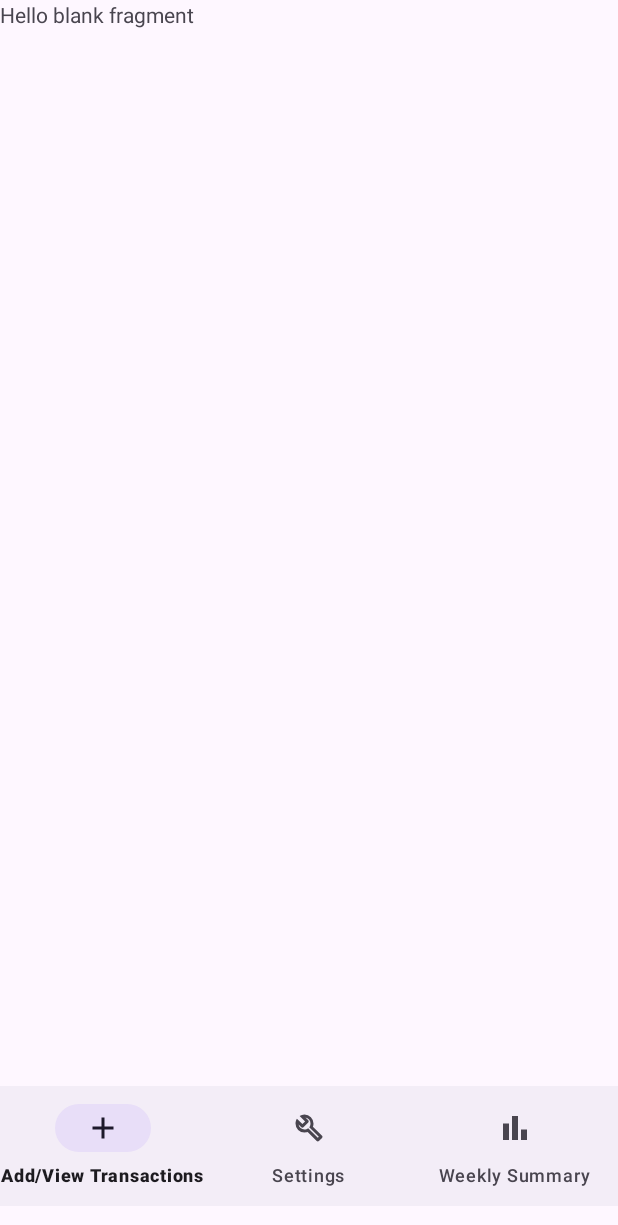
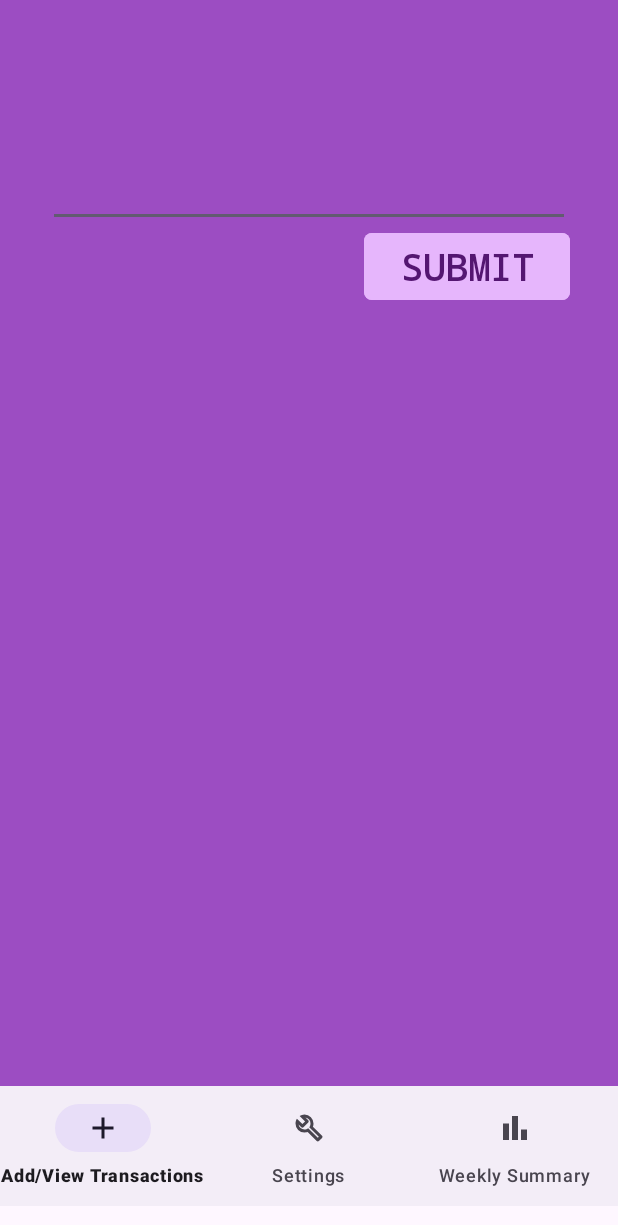
Before and after one commit to montana-rusa/Vampire, an Android app: the screen it shows after launch (MainActivity), on a phone screen of 412 x 824 dp. Shown: the top 1225 px of the screen. Run offline under Robolectric (Android 15) with nearby library versions, the phone set to English and light mode, and no system bars.

Commit message:
Created a basic UI

```diff
--- a/app/build.gradle.kts
+++ b/app/build.gradle.kts
@@ -36,7 +36,7 @@ android {
 }
 
 dependencies {
-
+    //original dependencies
     implementation(libs.androidx.core.ktx)
     implementation(libs.androidx.appcompat)
     implementation(libs.material)
@@ -45,4 +45,8 @@ dependencies {
     testImplementation(libs.junit)
     androidTestImplementation(libs.androidx.junit)
     androidTestImplementation(libs.androidx.espresso.core)
+
+    //added dependencies
+    implementation("com.github.PhilJay:MPAndroidChart:v3.1.0")
+
 }
--- a/app/src/main/res/layout/fragment_add.xml
+++ b/app/src/main/res/layout/fragment_add.xml
@@ -1,14 +1,43 @@
 <?xml version="1.0" encoding="utf-8"?>
-<FrameLayout xmlns:android="http://schemas.android.com/apk/res/android"
+<androidx.constraintlayout.widget.ConstraintLayout xmlns:android="http://schemas.android.com/apk/res/android"
     xmlns:tools="http://schemas.android.com/tools"
     android:layout_width="match_parent"
     android:layout_height="match_parent"
+    xmlns:app="http://schemas.android.com/apk/res-auto"
+    android:background="@color/midPurple"
+
     tools:context=".AddFragment">
 
-    <!-- TODO: Update blank fragment layout -->
-    <TextView
+    <EditText
+        android:id="@+id/editText"
         android:layout_width="match_parent"
-        android:layout_height="match_parent"
-        android:text="@string/hello_blank_fragment" />
+        android:layout_height="50dp"
+        android:layout_marginStart="32dp"
+        android:layout_marginEnd="32dp"
 
-</FrameLayout>
+        app:layout_constraintVertical_bias="0.15"
+        app:layout_constraintEnd_toEndOf="parent"
+        app:layout_constraintStart_toStartOf="parent"
+        app:layout_constraintBottom_toBottomOf="parent"
+        app:layout_constraintTop_toTopOf="parent" />
+
+    <Button
+        android:id="@+id/submitButton"
+        android:layout_width="wrap_content"
+        android:layout_height="wrap_content"
+        android:backgroundTint="@color/lightPurple"
+        android:fontFamily="monospace"
+        android:text="SUBMIT"
+        android:textColor="@color/darkPurple"
+        android:textSize="24sp"
+        android:textStyle="bold"
+
+        app:layout_constraintTop_toBottomOf="@id/editText"
+        app:layout_constraintEnd_toEndOf="@id/editText"
+
+
+        app:cornerRadius="5dp"
+        />
+
+
+</androidx.constraintlayout.widget.ConstraintLayout>
--- a/app/src/main/res/layout/fragment_setting.xml
+++ b/app/src/main/res/layout/fragment_setting.xml
@@ -3,12 +3,8 @@
     xmlns:tools="http://schemas.android.com/tools"
     android:layout_width="match_parent"
     android:layout_height="match_parent"
+    android:background="@color/midPurple"
     tools:context=".SettingFragment">
 
-    <!-- TODO: Update blank fragment layout -->
-    <TextView
-        android:layout_width="match_parent"
-        android:layout_height="match_parent"
-        android:text="@string/hello_blank_fragment" />
 
 </FrameLayout>
--- a/app/src/main/res/values/colors.xml
+++ b/app/src/main/res/values/colors.xml
@@ -1,5 +1,6 @@
 <?xml version="1.0" encoding="utf-8"?>
 <resources>
-    <color name="black">#FF000000</color>
-    <color name="white">#FFFFFFFF</color>
+    <color name="lightPurple">#E6B6FC</color>
+    <color name="midPurple">#9C4DC2</color>
+    <color name="darkPurple">#541671</color>
 </resources>
--- a/settings.gradle.kts
+++ b/settings.gradle.kts
@@ -16,6 +16,7 @@ dependencyResolutionManagement {
     repositories {
         google()
         mavenCentral()
+        maven{url = uri("https://jitpack.io") }
     }
 }
 
```
Also changed, not shown: app/src/main/res/layout/fragment_summary.xml (+16 -6 lines).
